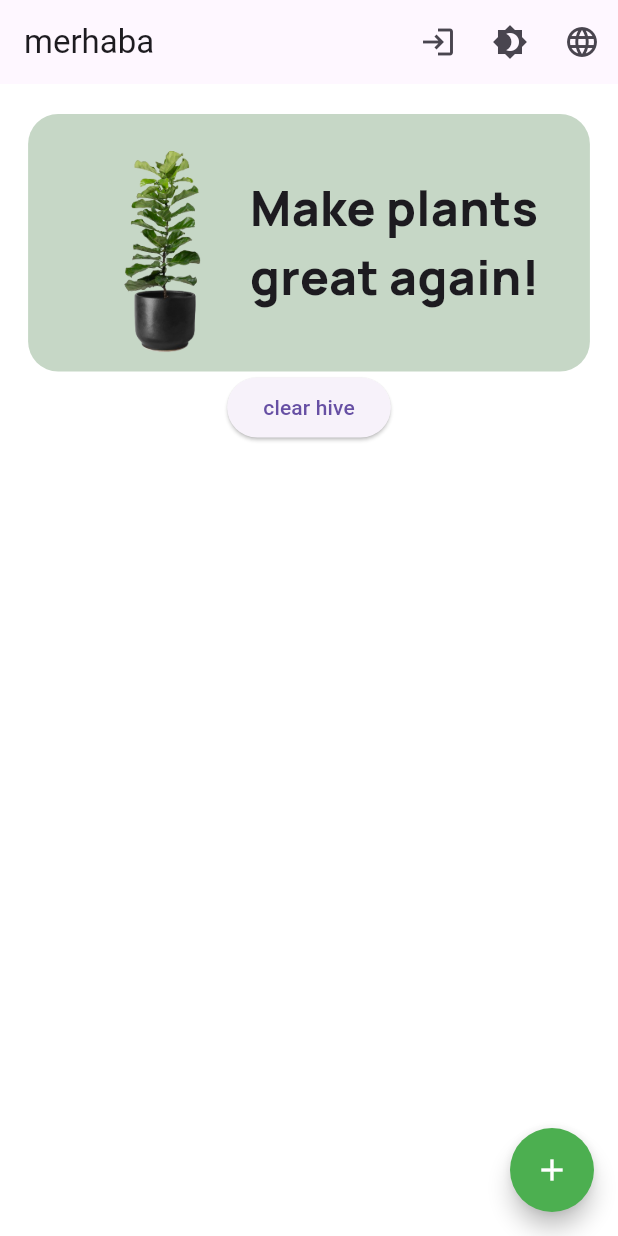
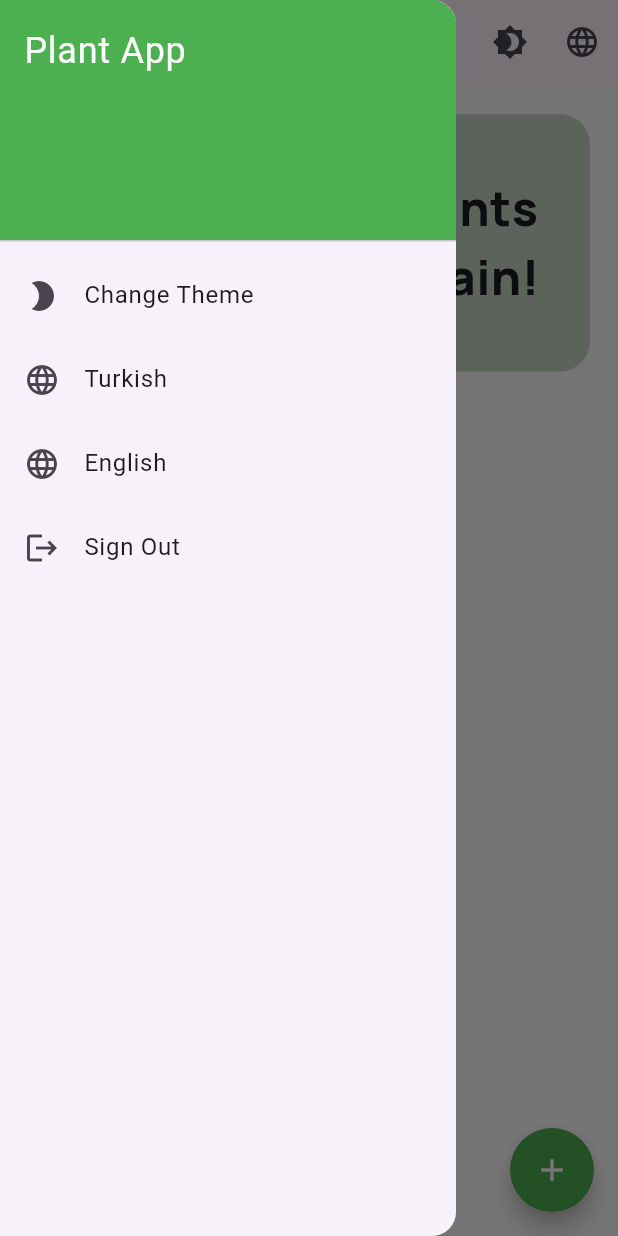
Before and after one commit to bakicpp/plant-app, a Flutter app: the Homepage screen opened directly, with the side drawer open (before the commit the screen has no drawer), on a phone screen of 412 x 824 dp. Run offline on Flutter 3.47's test engine with Material 3 defaults, Android fonts, the phone set to English and light mode, and no system bars; our stand-ins replace bloc, cloud_firestore, equatable, firebase_auth, firebase_core, firebase_storage and 5 more; accounts and stored records are empty; generated files the repository leaves out were written again.

Commit message:
update languages

```diff
--- a/plant_app/lib/pages/homepage.dart
+++ b/plant_app/lib/pages/homepage.dart
@@ -192,17 +192,17 @@ class _HomepageState extends State<Homepage> {
 
   @override
   Widget build(BuildContext context) {
-    Map isSelected = {
-      Language.turkish.text: AppLocalizations.of(context)!.localeName == 'tr',
-      Language.english.text: AppLocalizations.of(context)!.localeName == 'en',
+    Map<String, bool> isSelected = {
+      Language.turkish.text: false,
+      Language.english.text: false,
     };
 
     void toggleLanguage(String lang) {
-      if (isSelected[lang]) return;
+      if (isSelected[lang] == true) return;
 
-      isSelected.forEach((key, value) {
-        setState(() {
-          isSelected[key] = !value;
+      setState(() {
+        isSelected.forEach((key, value) {
+          isSelected[key] = key == lang;
         });
       });
 
@@ -218,6 +218,45 @@ class _HomepageState extends State<Homepage> {
     double pageWidth = MediaQuery.of(context).size.width;
 
     return Scaffold(
+      drawer: Drawer(
+        child: ListView(
+          padding: EdgeInsets.zero,
+          children: <Widget>[
+            const DrawerHeader(
+              decoration: BoxDecoration(
+                color: Colors.green,
+              ),
+              child: Text(
+                'Plant App',
+                style: TextStyle(
+                  color: Colors.white,
+                  fontSize: 24,
+                ),
+              ),
+            ),
+            ListTile(
+                leading: const Icon(Icons.brightness_2),
+                title: const Text('Change Theme'),
+                onTap: changeTheme),
+            ListTile(
+                leading: const Icon(Icons.language),
+                title: const Text('Turkish'),
+                onTap: () {
+                  toggleLanguage("Turkish");
+                }),
+            ListTile(
+                leading: const Icon(Icons.language),
+                title: const Text('English'),
+                onTap: () {
+                  toggleLanguage("English");
+                }),
+            ListTile(
+                leading: const Icon(Icons.logout),
+                title: const Text('Sign Out'),
+                onTap: signOut),
+          ],
+        ),
+      ),
       floatingActionButton: FloatingActionButton(
         onPressed: () {
           _showBottomSheet(context, pageWidth);
```
